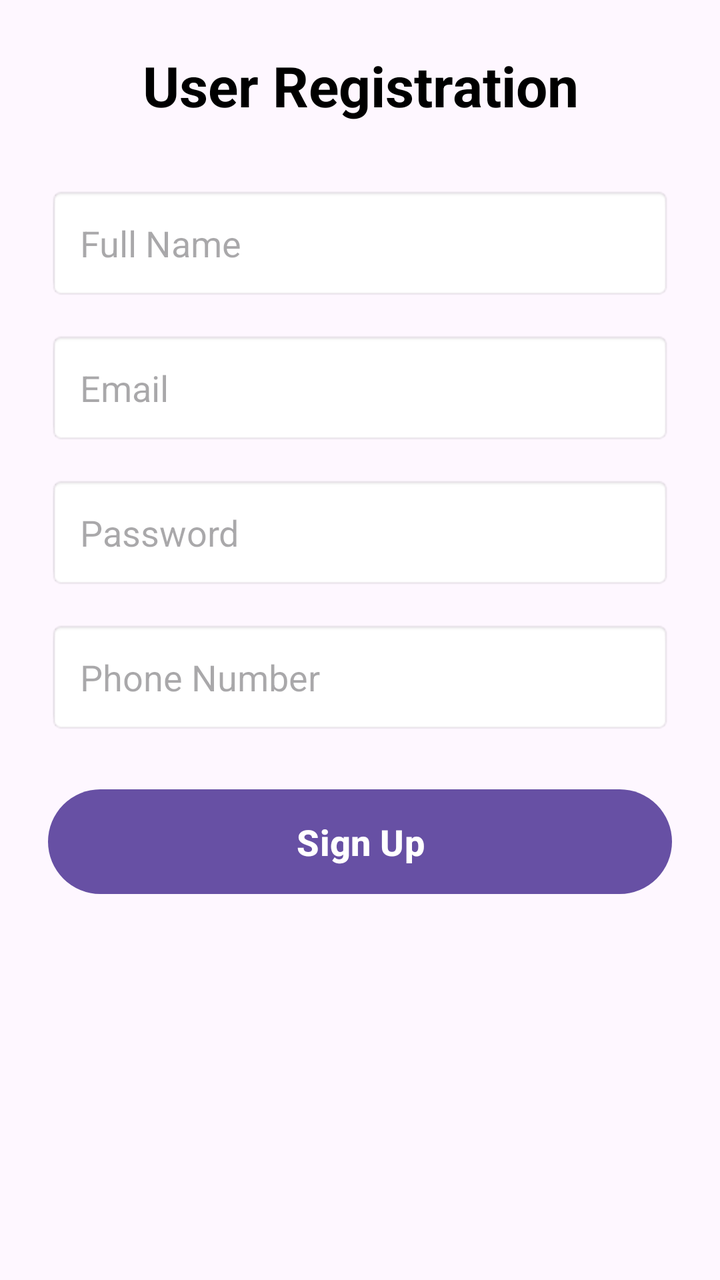
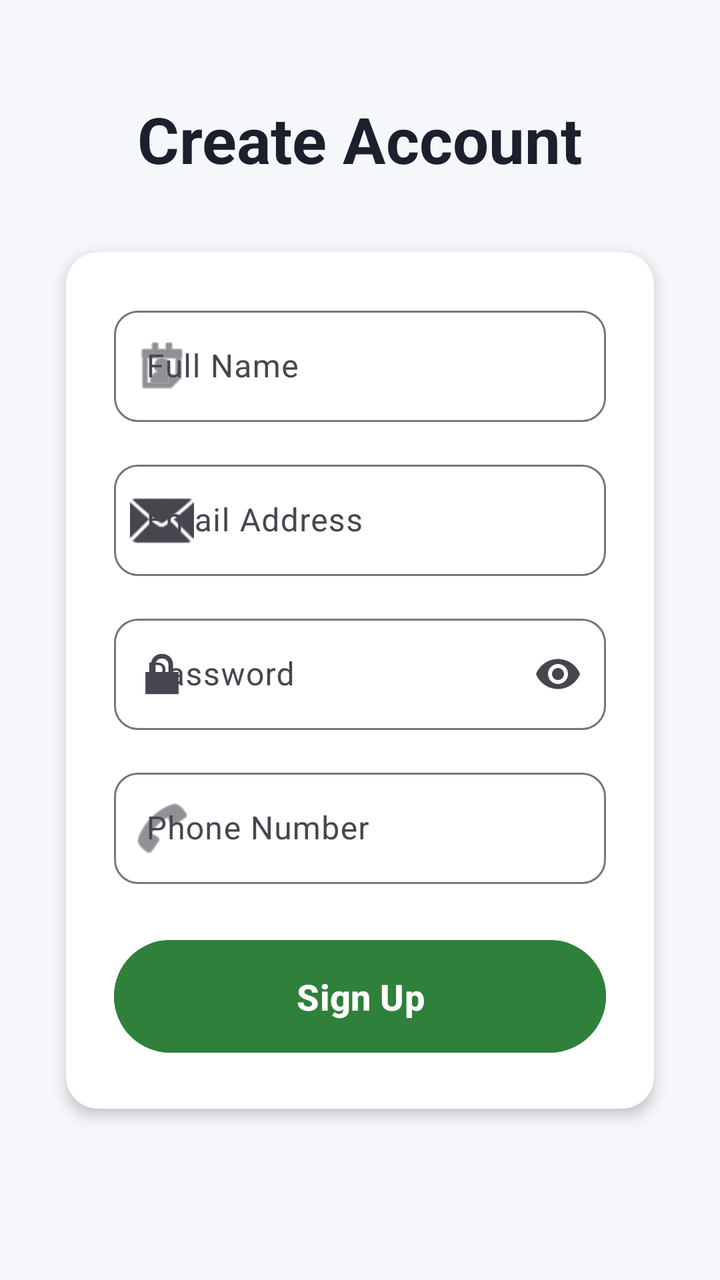

The first picture is an Android layout as it rendered before a commit; the second is the same layout after the commit. The layout source and the unified diff follow.
<!-- AndroidManifest.xml: application theme Theme.Ameen_final_new_project -->
<!-- res/layout/activity_register.xml -->
<?xml version="1.0" encoding="utf-8"?>
<ScrollView xmlns:android="http://schemas.android.com/apk/res/android"
    xmlns:app="http://schemas.android.com/apk/res-auto"
    xmlns:tools="http://schemas.android.com/tools"
    android:id="@+id/main"
    android:layout_width="match_parent"
    android:layout_height="match_parent"
    android:fillViewport="true"
    tools:context=".viewPkg.RegisterActivity">

    <LinearLayout
        android:layout_width="match_parent"
        android:layout_height="wrap_content"
        android:orientation="vertical"
        android:padding="24dp">

        <TextView
            android:id="@+id/TextView_registor"
            android:layout_width="match_parent"
            android:layout_height="wrap_content"
            android:layout_marginBottom="32dp"
            android:gravity="center"
            android:text="User Registration"
            android:textColor="#000000"
            android:textSize="28sp"
            android:textStyle="bold" />

        <EditText
            android:id="@+id/etFullName"
            android:layout_width="match_parent"
            android:layout_height="wrap_content"
            android:layout_marginBottom="16dp"
            android:background="@android:drawable/editbox_background_normal"
            android:ems="10"
            android:hint="Full Name"
            android:inputType="textPersonName"
            android:padding="16dp" />

        <EditText
            android:id="@+id/etEmail"
            android:layout_width="match_parent"
            android:layout_height="wrap_content"
            android:layout_marginBottom="16dp"
            android:background="@android:drawable/editbox_background_normal"
            android:ems="10"
            android:hint="Email"
            android:inputType="textEmailAddress"
            android:padding="16dp" />

        <EditText
            android:id="@+id/etPassword"
            android:layout_width="match_parent"
            android:layout_height="wrap_content"
            android:layout_marginBottom="16dp"
            android:background="@android:drawable/editbox_background_normal"
            android:ems="10"
            android:hint="Password"
            android:inputType="textPassword"
            android:padding="16dp" />

        <EditText
            android:id="@+id/etPhone"
            android:layout_width="match_parent"
            android:layout_height="wrap_content"
            android:layout_marginBottom="24dp"
            android:background="@android:drawable/editbox_background_normal"
            android:ems="10"
            android:hint="Phone Number"
            android:inputType="phone"
            android:padding="16dp" />

        <Button
            android:id="@+id/btnRegister"
            android:layout_width="match_parent"
            android:layout_height="wrap_content"
            android:padding="14dp"
            android:text="Sign Up"
            android:textSize="18sp"
            android:textStyle="bold" />

    </LinearLayout>
</ScrollView>
<!-- resources referenced by this layout -->
<resources>
  <style name="Theme.Ameen_final_new_project" parent="Base.Theme.Ameen_final_new_project" />
  <style name="Base.Theme.Ameen_final_new_project" parent="Theme.Material3.DayNight.NoActionBar">
          
          
      </style>
</resources>

<!-- the commit's change to res/layout/activity_register.xml (unified diff, before → after) -->
@@ -5,78 +5,147 @@
     android:id="@+id/main"
     android:layout_width="match_parent"
     android:layout_height="match_parent"
+    android:background="#F5F7FA"
     android:fillViewport="true"
     tools:context=".viewPkg.RegisterActivity">
 
     <LinearLayout
         android:layout_width="match_parent"
         android:layout_height="wrap_content"
+        android:gravity="center_horizontal"
         android:orientation="vertical"
         android:padding="24dp">
 
+        
         <TextView
             android:id="@+id/TextView_registor"
+            android:layout_width="wrap_content"
+            android:layout_height="wrap_content"
+            android:layout_marginTop="24dp"
+            android:layout_marginBottom="24dp"
+            android:text="Create Account"
+            android:textColor="#1A202C"
+            android:textSize="32sp"
+            android:textStyle="bold" />
+
+        
+        <androidx.cardview.widget.CardView
             android:layout_width="match_parent"
             android:layout_height="wrap_content"
-            android:layout_marginBottom="32dp"
-            android:gravity="center"
-            android:text="User Registration"
-            android:textColor="#000000"
-            android:textSize="28sp"
-            android:textStyle="bold" />
+            app:cardCornerRadius="16dp"
+            app:cardElevation="4dp"
+            app:cardUseCompatPadding="true">
 
-        <EditText
-            android:id="@+id/etFullName"
-            android:layout_width="match_parent"
-            android:layout_height="wrap_content"
-            android:layout_marginBottom="16dp"
-            android:background="@android:drawable/editbox_background_normal"
-            android:ems="10"
-            android:hint="Full Name"
-            android:inputType="textPersonName"
-            android:padding="16dp" />
+            <LinearLayout
+                android:layout_width="match_parent"
+                android:layout_height="wrap_content"
+                android:orientation="vertical"
+                android:padding="24dp">
 
-        <EditText
-            android:id="@+id/etEmail"
-            android:layout_width="match_parent"
-            android:layout_height="wrap_content"
-            android:layout_marginBottom="16dp"
-            android:background="@android:drawable/editbox_background_normal"
-            android:ems="10"
-            android:hint="Email"
-            android:inputType="textEmailAddress"
-            android:padding="16dp" />
+                
+                <com.google.android.material.textfield.TextInputLayout
+                    android:layout_width="match_parent"
+                    android:layout_height="wrap_content"
+                    android:layout_marginBottom="16dp"
+                    app:boxBackgroundMode="outline"
+                    app:boxCornerRadiusBottomEnd="12dp"
+                    app:boxCornerRadiusBottomStart="12dp"
+                    app:boxCornerRadiusTopEnd="12dp"
+                    app:boxCornerRadiusTopStart="12dp"
+                    app:startIconDrawable="@android:drawable/ic_menu_my_calendar">
 
-        <EditText
-            android:id="@+id/etPassword"
-            android:layout_width="match_parent"
-            android:layout_height="wrap_content"
-            android:layout_marginBottom="16dp"
-            android:background="@android:drawable/editbox_background_normal"
-            android:ems="10"
-            android:hint="Password"
-            android:inputType="textPassword"
-            android:padding="16dp" />
+                    <com.google.android.material.textfield.TextInputEditText
+                        android:id="@+id/etFullName"
+                        android:layout_width="match_parent"
+                        android:layout_height="wrap_content"
+                        android:hint="Full Name"
+                        android:inputType="textPersonName"
+                        android:textSize="16sp" />
 
-        <EditText
-            android:id="@+id/etPhone"
-            android:layout_width="match_parent"
-            android:layout_height="wrap_content"
-            android:layout_marginBottom="24dp"
-            android:background="@android:drawable/editbox_background_normal"
-            android:ems="10"
-            android:hint="Phone Number"
-            android:inputType="phone"
-            android:padding="16dp" />
+                </com.google.android.material.textfield.TextInputLayout>
 
-        <Button
-            android:id="@+id/btnRegister"
-            android:layout_width="match_parent"
-            android:layout_height="wrap_content"
-            android:padding="14dp"
-            android:text="Sign Up"
-            android:textSize="18sp"
-            android:textStyle="bold" />
+                
+                <com.google.android.material.textfield.TextInputLayout
+                    android:layout_width="match_parent"
+                    android:layout_height="wrap_content"
+                    android:layout_marginBottom="16dp"
+                    app:boxBackgroundMode="outline"
+                    app:boxCornerRadiusBottomEnd="12dp"
+                    app:boxCornerRadiusBottomStart="12dp"
+                    app:boxCornerRadiusTopEnd="12dp"
+                    app:boxCornerRadiusTopStart="12dp"
+                    app:startIconDrawable="@android:drawable/ic_dialog_email">
+
+                    <com.google.android.material.textfield.TextInputEditText
+                        android:id="@+id/etEmail"
+                        android:layout_width="match_parent"
+                        android:layout_height="wrap_content"
+                        android:hint="Email Address"
+                        android:inputType="textEmailAddress"
+                        android:textSize="16sp" />
+
+                </com.google.android.material.textfield.TextInputLayout>
+
+                
+                <com.google.android.material.textfield.TextInputLayout
+                    android:layout_width="match_parent"
+                    android:layout_height="wrap_content"
+                    android:layout_marginBottom="16dp"
+                    app:boxBackgroundMode="outline"
+                    app:boxCornerRadiusBottomEnd="12dp"
+                    app:boxCornerRadiusBottomStart="12dp"
+                    app:boxCornerRadiusTopEnd="12dp"
+                    app:boxCornerRadiusTopStart="12dp"
+                    app:endIconMode="password_toggle"
+                    app:startIconDrawable="@android:drawable/ic_lock_lock">
+
+                    <com.google.android.material.textfield.TextInputEditText
+                        android:id="@+id/etPassword"
+                        android:layout_width="match_parent"
+                        android:layout_height="wrap_content"
+                        android:hint="Password"
+                        android:inputType="textPassword"
+                        android:textSize="16sp" />
+
+                </com.google.android.material.textfield.TextInputLayout>
+
+                
+                <com.google.android.material.textfield.TextInputLayout
+                    android:layout_width="match_parent"
+                    android:layout_height="wrap_content"
+                    android:layout_marginBottom="24dp"
+                    app:boxBackgroundMode="outline"
+                    app:boxCornerRadiusBottomEnd="12dp"
+                    app:boxCornerRadiusBottomStart="12dp"
+                    app:boxCornerRadiusTopEnd="12dp"
+                    app:boxCornerRadiusTopStart="12dp"
+                    app:startIconDrawable="@android:drawable/ic_menu_call">
+
+                    <com.google.android.material.textfield.TextInputEditText
+                        android:id="@+id/etPhone"
+                        android:layout_width="match_parent"
+                        android:layout_height="wrap_content"
+                        android:hint="Phone Number"
+                        android:inputType="phone"
+                        android:textSize="16sp" />
+
+                </com.google.android.material.textfield.TextInputLayout>
+
+                
+                <Button
+                    android:id="@+id/btnRegister"
+                    android:layout_width="match_parent"
+                    android:layout_height="wrap_content"
+                    android:backgroundTint="#2F803B"
+                    android:padding="16dp"
+                    android:text="Sign Up"
+                    android:textColor="#FFFFFF"
+                    android:textSize="18sp"
+                    android:textStyle="bold" />
+
+            </LinearLayout>
+
+        </androidx.cardview.widget.CardView>
 
     </LinearLayout>
 </ScrollView>
